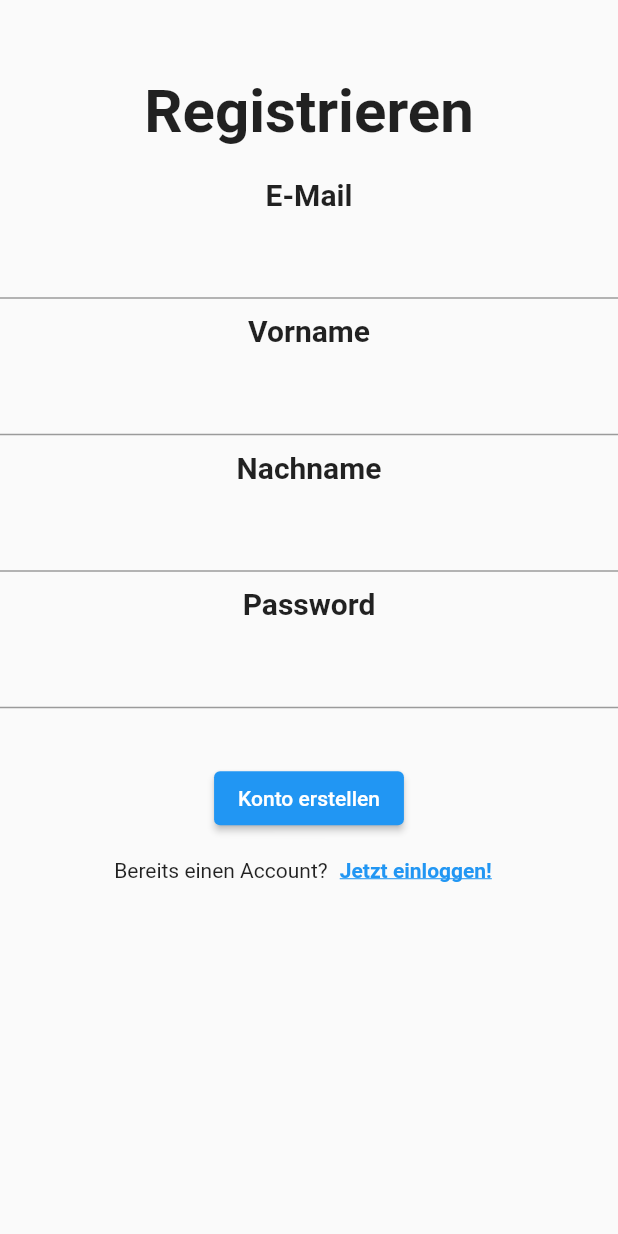
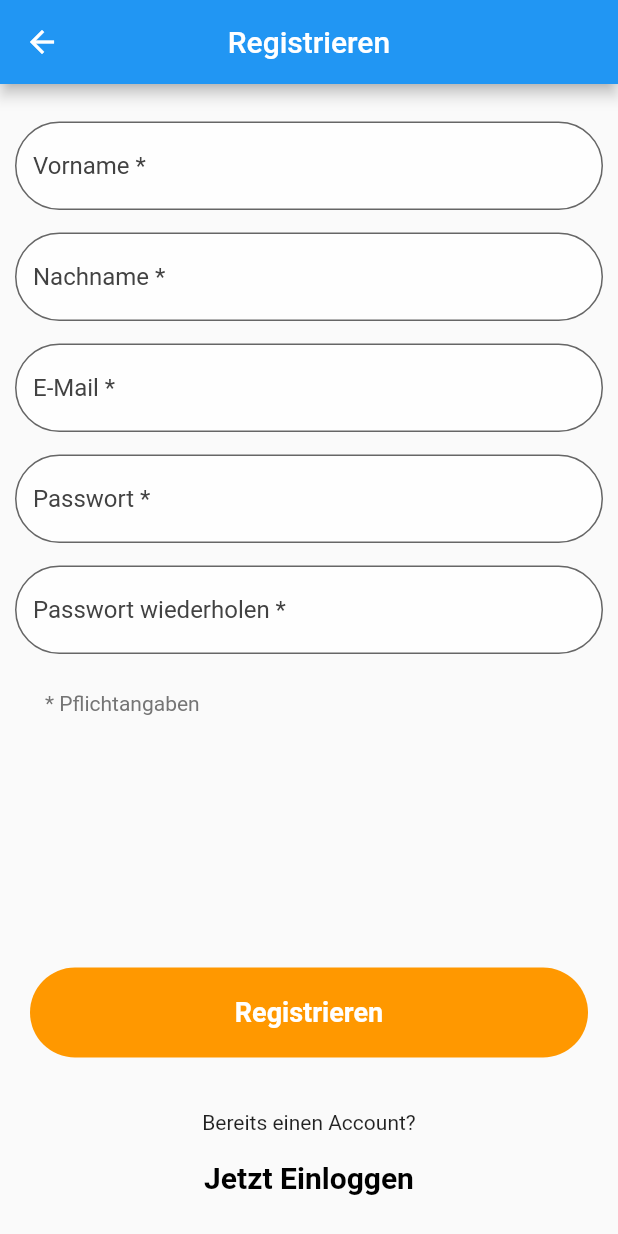
Before and after one commit to Wareload/SEP_Frontend, a Flutter app: the Register screen opened by its route, on a phone screen of 412 x 824 dp. Run offline on Flutter 3.47's test engine with Material 2 defaults, Android fonts, the phone set to English and light mode, and no system bars; our stand-ins replace flutter_secure_storage; accounts and stored records are empty; network calls fail.

Commit message:
register screen

```diff
--- a/lib/screens/register.dart
+++ b/lib/screens/register.dart
@@ -17,15 +17,78 @@ class _RegisterState extends State<Register> {
   String _errorText = "";
   TextEditingController emailController = TextEditingController();
   TextEditingController passwordController = TextEditingController();
+  TextEditingController passwordcheckController = TextEditingController();
+
   TextEditingController firstnameController = TextEditingController();
   TextEditingController lastnameController = TextEditingController();
 
   @override
   Widget build(BuildContext context) {
-    return Scaffold(
-        body: SafeArea(child: LayoutBuilder(builder: (builder, constraints) {
-      return SingleChildScrollView(child: Column(mainAxisAlignment: MainAxisAlignment.center,
+    return SafeArea(
+        child: Scaffold(
+            resizeToAvoidBottomInset: false,
+            appBar: AppBar(
+              title: Text("Registrieren"),
+              centerTitle: true,
+            ),
+            body: Container(child: LayoutBuilder(builder: (builder, constraints) {
+              return Column(
+                mainAxisAlignment: MainAxisAlignment.start,
+                crossAxisAlignment: CrossAxisAlignment.start,
                 children: [
+                  SizedBox(
+                    height: 20,
+                  ),
+                  Widgets.getInputFieldLoginStyle("Vorname *", firstnameController, TextInputType.emailAddress),
+                  SizedBox(
+                    height: 5,
+                  ),
+                  Widgets.getInputFieldLoginStyle("Nachname *", lastnameController, TextInputType.emailAddress),
+                  SizedBox(
+                    height: 5,
+                  ),
+                  Widgets.getInputFieldLoginStyle("E-Mail *", emailController, TextInputType.emailAddress),
+                  SizedBox(
+                    height: 5,
+                  ),
+                  Widgets.getInputFieldLoginStyleObscured("Passwort *", passwordController, TextInputType.visiblePassword),
+                  SizedBox(
+                    height: 5,
+                  ),
+                  Widgets.getInputFieldLoginStyleObscured("Passwort wiederholen *", passwordcheckController, TextInputType.visiblePassword),
+                  SizedBox(
+                    height: 10,
+                  ),
+                  Container(
+                    margin: EdgeInsets.only(left: 30, top: 10),
+                    child: Text(
+                      "* Pflichtangaben",
+                      style: TextStyle(color: Colors.grey[600]),
+                    ),
+                  ),
+                  Center(child: Widgets.getTextFieldE1(_errorText, constraints)),
+                  Expanded(
+                    child: Column(
+                      mainAxisAlignment: MainAxisAlignment.end,
+                      children: [
+                        Widgets.getButtonStyleOrange("", _register, constraints, "Registrieren"),
+                        SizedBox(
+                          height: 25,
+                        ),
+                        Text("Bereits einen Account?"),
+                        SizedBox(
+                          height: 5,
+                        ),
+                        btnWithoutBackground("Jetzt Einloggen", _toLogin),
+                        SizedBox(
+                          height: 15,
+                        ),
+                      ],
+                    ),
+                  ),
+                ],
+
+                /*children: [
           Container(
             height: constraints.maxHeight*0.05,
           ),
@@ -53,15 +116,20 @@ class _RegisterState extends State<Register> {
                   "Jetzt einloggen!", _toLogin, constraints)
             ],
           )
-        ],
-      ));
-    })));
+        ],*/
+              );
+            }))));
   }
 
   void _register() async {
+    if (passwordcheckController.text != passwordController.text) {
+      setState(() {
+        _errorText = "Überprüfe die Passworteingabe!";
+        ;
+      });
+    } else {
       try {
-      await Api.api.register(
-          emailController.text, passwordController.text, "Rainer", "Zufall");
+        await Api.api.register(emailController.text, passwordController.text, firstnameController.text, lastnameController.text);
         Navigator.pushReplacementNamed(context, RouteGenerator.teamOverview);
       } catch (e) {
         setState(() {
@@ -69,6 +137,7 @@ class _RegisterState extends State<Register> {
             _errorText = e.toString();
           }
         });
+      }
     }
   }
 
@@ -80,4 +149,15 @@ class _RegisterState extends State<Register> {
   void initState() {
     super.initState();
   }
+
+  Widget btnWithoutBackground(String text, VoidCallback func) {
+    return FlatButton(
+      //padding: EdgeInsets.only(bottom: 30),
+      child: Text(
+        text,
+        style: TextStyle(color: Colors.black, fontWeight: FontWeight.bold, fontSize: 20),
+      ),
+      onPressed: func,
+    );
   }
+}
```
Lines whose indentation alone changed are shown as unchanged.
